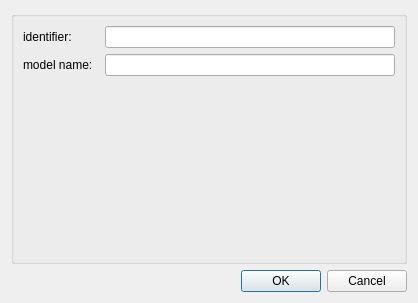
Old version of the form mapclientplugins/attachmentevaluationstep/qt/configuredialog.ui in the repository mapclient-plugins/attachmentevaluationstep.
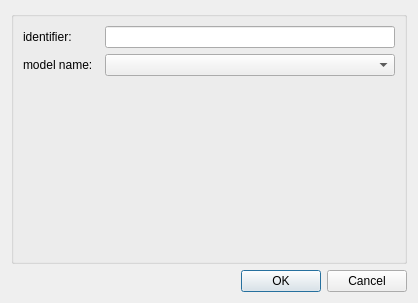
New version of the form.

```diff
--- a/mapclientplugins/attachmentevaluationstep/qt/configuredialog.ui
+++ b/mapclientplugins/attachmentevaluationstep/qt/configuredialog.ui
@@ -39,7 +39,7 @@
        </widget>
       </item>
       <item row="1" column="1">
-       <widget class="QLineEdit" name="lineEdit1"/>
+       <widget class="QComboBox" name="modelNameComboBox"/>
       </item>
      </layout>
     </widget>
```
Left out of the diff: 28 changed lines with no effect on the pictures.
